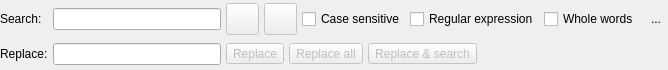
Before: the Qt Designer form libs/libgui/ui/widgets/searchreplacewidget.ui in pgmodeler/pgmodeler, drawn with Qt 5.
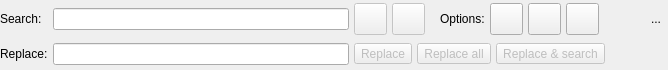
After: the same form once the commit is applied. Icons and pictures are not drawn.

Commit message: Minor improvement in SearchReplaceWidget layout.

```diff
--- a/libs/libgui/ui/widgets/searchreplacewidget.ui
+++ b/libs/libgui/ui/widgets/searchreplacewidget.ui
@@ -141,44 +141,166 @@
       </widget>
      </item>
      <item>
-      <widget class="QCheckBox" name="case_sensitive_chk">
+      <widget class="QLabel" name="search_lbl_2">
+       <property name="minimumSize">
+        <size>
+         <width>0</width>
+         <height>0</height>
+        </size>
+       </property>
+       <property name="text">
+        <string>Options:</string>
+       </property>
+       <property name="margin">
+        <number>0</number>
+       </property>
+       <property name="indent">
+        <number>10</number>
+       </property>
+      </widget>
+     </item>
+     <item>
+      <widget class="QToolButton" name="case_sensitive_tb">
+       <property name="enabled">
+        <bool>true</bool>
+       </property>
        <property name="sizePolicy">
-        <sizepolicy hsizetype="Fixed" vsizetype="Fixed">
+        <sizepolicy hsizetype="Fixed" vsizetype="Preferred">
          <horstretch>0</horstretch>
          <verstretch>0</verstretch>
         </sizepolicy>
        </property>
-       <property name="text">
+       <property name="font">
+        <font>
+         <pointsize>8</pointsize>
+        </font>
+       </property>
+       <property name="toolTip">
         <string>Case sensitive</string>
        </property>
+       <property name="text">
+        <string/>
+       </property>
+       <property name="icon">
+        <iconset resource="../../res/resources.qrc">
+         <normaloff>:/icons/icons/casesensitive.png</normaloff>:/icons/icons/casesensitive.png</iconset>
+       </property>
+       <property name="iconSize">
+        <size>
+         <width>25</width>
+         <height>25</height>
+        </size>
+       </property>
+       <property name="shortcut">
+        <string>F3</string>
+       </property>
+       <property name="checkable">
+        <bool>true</bool>
+       </property>
+       <property name="toolButtonStyle">
+        <enum>Qt::ToolButtonIconOnly</enum>
+       </property>
       </widget>
      </item>
      <item>
-      <widget class="QCheckBox" name="regexp_chk">
+      <widget class="QToolButton" name="regexp_tb">
+       <property name="enabled">
+        <bool>true</bool>
+       </property>
        <property name="sizePolicy">
-        <sizepolicy hsizetype="Fixed" vsizetype="Fixed">
+        <sizepolicy hsizetype="Fixed" vsizetype="Preferred">
          <horstretch>0</horstretch>
          <verstretch>0</verstretch>
         </sizepolicy>
        </property>
-       <property name="text">
+       <property name="font">
+        <font>
+         <pointsize>8</pointsize>
+        </font>
+       </property>
+       <property name="toolTip">
         <string>Regular expression</string>
        </property>
+       <property name="text">
+        <string/>
+       </property>
+       <property name="icon">
+        <iconset resource="../../res/resources.qrc">
+         <normaloff>:/icons/icons/regexp.png</normaloff>:/icons/icons/regexp.png</iconset>
+       </property>
+       <property name="iconSize">
+        <size>
+         <width>25</width>
+         <height>25</height>
+        </size>
+       </property>
+       <property name="shortcut">
+        <string>F3</string>
+       </property>
+       <property name="checkable">
+        <bool>true</bool>
+       </property>
+       <property name="toolButtonStyle">
+        <enum>Qt::ToolButtonIconOnly</enum>
+       </property>
       </widget>
      </item>
      <item>
-      <widget class="QCheckBox" name="all_words_chk">
+      <widget class="QToolButton" name="all_words_tb">
+       <property name="enabled">
+        <bool>true</bool>
+       </property>
        <property name="sizePolicy">
-        <sizepolicy hsizetype="Expanding" vsizetype="Fixed">
+        <sizepolicy hsizetype="Fixed" vsizetype="Preferred">
          <horstretch>0</horstretch>
          <verstretch>0</verstretch>
         </sizepolicy>
        </property>
-       <property name="text">
+       <property name="font">
+        <font>
+         <pointsize>8</pointsize>
+        </font>
+       </property>
+       <property name="toolTip">
         <string>Whole words</string>
        </property>
+       <property name="text">
+        <string/>
+       </property>
+       <property name="icon">
+        <iconset resource="../../res/resources.qrc">
+         <normaloff>:/icons/icons/wholeword.png</normaloff>:/icons/icons/wholeword.png</iconset>
+       </property>
+       <property name="iconSize">
+        <size>
+         <width>25</width>
+         <height>25</height>
+        </size>
+       </property>
+       <property name="shortcut">
+        <string>F3</string>
+       </property>
+       <property name="checkable">
+        <bool>true</bool>
+       </property>
+       <property name="toolButtonStyle">
+        <enum>Qt::ToolButtonIconOnly</enum>
+       </property>
       </widget>
      </item>
+     <item>
+      <spacer name="horizontalSpacer_2">
+       <property name="orientation">
+        <enum>Qt::Horizontal</enum>
+       </property>
+       <property name="sizeHint" stdset="0">
+        <size>
+         <width>40</width>
+         <height>20</height>
+        </size>
+       </property>
+      </spacer>
+     </item>
      <item>
       <widget class="QToolButton" name="hide_tb">
        <property name="toolTip">
```
Left out of the diff: 3 changed lines with no effect on the pictures. The commit also changes 7 other files.
